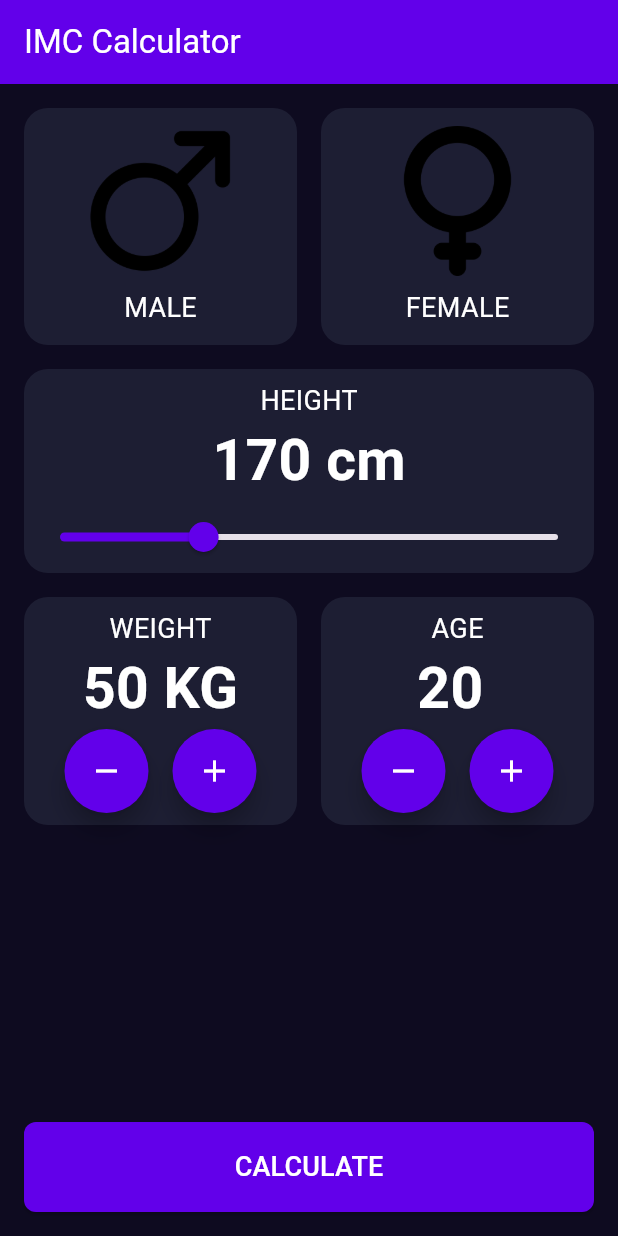
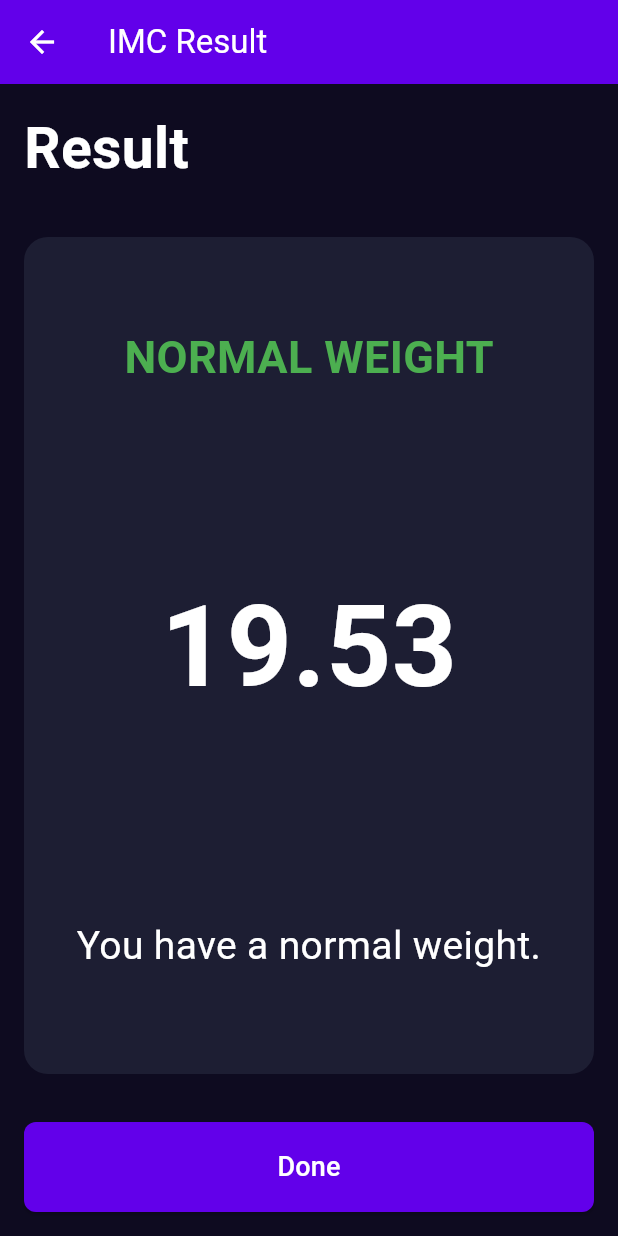
Before and after one commit to RodriguezMauro94/Flutter-Practice, a Flutter app: the screen it shows after launch, after a tap on the "remove" icon, after a tap on the "add" icon, after a tap on "CALCULATE", on a phone screen of 412 x 824 dp. Run offline on Flutter 3.47's test engine with Material 3 defaults, Android fonts, the phone set to English and light mode, and no system bars.

Commit message:
results screen

```diff
--- a/imc_calculator/lib/components/height_selector.dart
+++ b/imc_calculator/lib/components/height_selector.dart
@@ -3,8 +3,8 @@ import 'package:imc_calculator/core/app_colors.dart';
 import 'package:imc_calculator/core/text_styles.dart';
 
 class HeightSelector extends StatefulWidget {
-  final int selectedHeight;
-  final Function(int) onHeightChanged;
+  final double selectedHeight;
+  final Function(double) onHeightChanged;
   const HeightSelector({super.key, required this.selectedHeight, required this.onHeightChanged});
 
   @override
@@ -37,7 +37,7 @@ class _HeightSelectorState extends State<HeightSelector> {
               activeColor: AppColors.primary,
               onChanged: (value) {
                 setState(() {
-                  widget.onHeightChanged(value.toInt());
+                  widget.onHeightChanged(value);
                 });
               },
             ),
--- a/imc_calculator/lib/components/number_selector.dart
+++ b/imc_calculator/lib/components/number_selector.dart
@@ -36,6 +36,7 @@ class _NumberSelectorState extends State<NumberSelector> {
                 mainAxisAlignment: MainAxisAlignment.center,
                 children: [
                   FloatingActionButton(
+                    heroTag: null,
                     onPressed: () {
                       widget.onDecrement();
                     },
@@ -45,6 +46,7 @@ class _NumberSelectorState extends State<NumberSelector> {
                   ),
                   SizedBox(width: 16),
                   FloatingActionButton(
+                    heroTag: null,
                     onPressed: () {
                       widget.onIncrement();
                     },
--- /dev/null
+++ b/imc_calculator/lib/core/app_styles.dart
@@ -0,0 +1,11 @@
+import 'package:flutter/material.dart';
+import 'package:imc_calculator/core/app_colors.dart';
+
+class AppStyles {
+  static ButtonStyle buttonStyle = ButtonStyle(
+    backgroundColor: WidgetStateProperty.all(AppColors.primary),
+    shape: WidgetStateProperty.all(
+      RoundedRectangleBorder(borderRadius: BorderRadius.circular(8)),
+    ),
+  );
+}
--- a/imc_calculator/lib/screens/imc_home_screen.dart
+++ b/imc_calculator/lib/screens/imc_home_screen.dart
@@ -3,7 +3,9 @@ import 'package:imc_calculator/components/gender_selector.dart';
 import 'package:imc_calculator/components/height_selector.dart';
 import 'package:imc_calculator/components/number_selector.dart';
 import 'package:imc_calculator/core/app_colors.dart';
+import 'package:imc_calculator/core/app_styles.dart';
 import 'package:imc_calculator/core/text_styles.dart';
+import 'package:imc_calculator/screens/imc_result_screen.dart';
 
 class ImcHomeScreen extends StatefulWidget {
   const ImcHomeScreen({super.key});
@@ -16,7 +18,7 @@ class _ImcHomeScreenState extends State<ImcHomeScreen> {
   int selectedWeight = 50;
   int selectedAge = 20;
   String? selectedGender;
-  int selectedHeight = 170;
+  double selectedHeight = 160;
 
   @override
   Widget build(BuildContext context) {
@@ -86,16 +88,13 @@ class _ImcHomeScreenState extends State<ImcHomeScreen> {
             width: double.infinity,
             child: ElevatedButton(
               onPressed: () {
-                // TODO
+                Navigator.push(context, MaterialPageRoute(builder: (context) => ImcResultScreen(
+                  height: selectedHeight,
+                  age: selectedAge,
+                  weight: selectedWeight,
+                )));
               },
-              style: ButtonStyle(
-                backgroundColor: WidgetStateProperty.all(AppColors.primary),
-                shape: WidgetStateProperty.all(
-                  RoundedRectangleBorder(
-                    borderRadius: BorderRadius.circular(8),
-                  ),
-                ),
-              ),
+              style: AppStyles.buttonStyle,
               child: Text("CALCULATE", style: TextStyles.bodyStyle),
             ),
           ),
--- /dev/null
+++ b/imc_calculator/lib/screens/imc_result_screen.dart
@@ -0,0 +1,138 @@
+import 'package:flutter/material.dart';
+import 'package:imc_calculator/core/app_colors.dart';
+import 'package:imc_calculator/core/app_styles.dart';
+import 'package:imc_calculator/core/text_styles.dart';
+
+class ImcResultScreen extends StatelessWidget {
+  final double height;
+  final int age;
+  final int weight;
+
+  const ImcResultScreen({
+    super.key,
+    required this.height,
+    required this.age,
+    required this.weight,
+  });
+
+  @override
+  Widget build(BuildContext context) {
+    return Scaffold(
+      backgroundColor: AppColors.background,
+      appBar: toolbarResult(),
+      body: bodyResult(context),
+    );
+  }
+
+  Padding bodyResult(BuildContext context) {
+    double fixedHeight = height / 100;
+    double imcResultNumber = weight / (fixedHeight * fixedHeight);
+    ImcResult imcResult = ImcResult(imcResultNumber);
+    return Padding(
+      padding: const EdgeInsets.all(16.0),
+      child: Column(
+        crossAxisAlignment: CrossAxisAlignment.start,
+        children: [
+          Text(
+            "Result",
+            style: TextStyle(
+              fontSize: 38,
+              color: Colors.white,
+              fontWeight: FontWeight.bold,
+            ),
+          ),
+          Expanded(
+            child: Padding(
+              padding: const EdgeInsets.only(top: 32, bottom: 32),
+              child: Container(
+                width: double.infinity,
+                decoration: BoxDecoration(
+                  color: AppColors.backgroundComponent,
+                  borderRadius: BorderRadius.circular(16),
+                ),
+                child: Column(
+                  mainAxisAlignment: MainAxisAlignment.spaceAround,
+                  children: [
+                    Text(
+                      imcResult.shortDescription.toUpperCase(),
+                      style: TextStyle(
+                        fontSize: 30,
+                        fontWeight: FontWeight.w600,
+                        color: imcResult.color,
+                      ),
+                    ),
+                    Text(
+                      imcResultNumber.toStringAsFixed(2),
+                      style: TextStyle(
+                        fontSize: 76,
+                        color: Colors.white,
+                        fontWeight: FontWeight.bold,
+                      ),
+                    ),
+                    Padding(
+                      padding: const EdgeInsets.all(8.0),
+                      child: Text(
+                        imcResult.description,
+                        style: TextStyle(
+                          fontSize: 26,
+                          fontWeight: FontWeight.w400,
+                          color: Colors.white,
+                        ),
+                        textAlign: TextAlign.center,
+                      ),
+                    ),
+                  ],
+                ),
+              ),
+            ),
+          ),
+          SizedBox(
+            height: 60,
+            width: double.infinity,
+            child: ElevatedButton(
+              onPressed: () {
+                Navigator.pop(context);
+              },
+              style: AppStyles.buttonStyle,
+              child: Text("Done", style: TextStyles.bodyStyle),
+            ),
+          ),
+        ],
+      ),
+    );
+  }
+
+  AppBar toolbarResult() {
+    return AppBar(
+      title: Text("IMC Result"),
+      backgroundColor: AppColors.primary,
+      foregroundColor: Colors.white,
+    );
+  }
+}
+
+class ImcResult {
+  late String description;
+  late Color color;
+  late String shortDescription;
+
+  ImcResult(double imcResult) {
+    if (imcResult < 18.5) {
+      shortDescription = "Underweight";
+      color = Colors.blue;
+      description = "You are underweight.";
+    } else if (imcResult < 24.9) {
+      shortDescription = "Normal weight";
+      color = Colors.green;
+      description = "You have a normal weight.";
+    } else if (imcResult < 29.9) {
+      shortDescription = "Overweight";
+      color = Colors.orange;
+      description = "You are overweight.";
+    } else {
+      shortDescription = "Obesity";
+      color = Colors.red;
+      description = "You have obesity.";
+    }
+  }
+}
```
